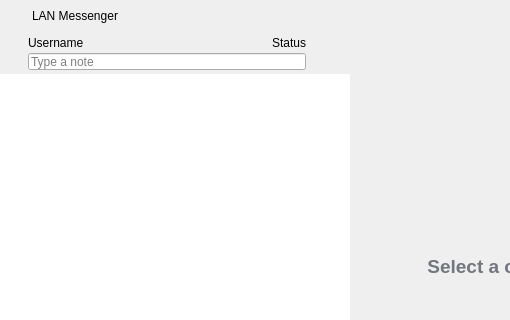
First picture: the form in lmc/src/mainwindow.ui, repository MonsterHammer/CydLANMessenger, before the edit; both pictures show x 0 to 510 and y 0 to 320 of the 700 by 500 pixel window.
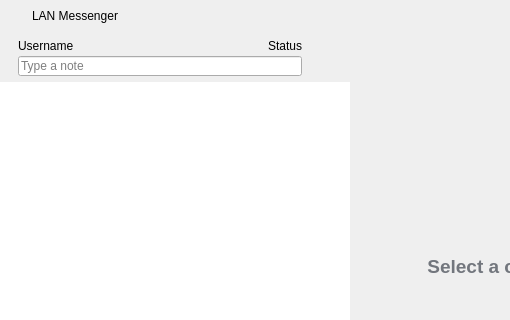
Second picture: the form after the edit. Custom widgets are drawn as their Qt base class.

Diff of the .ui file:
```diff
--- a/lmc/src/mainwindow.ui
+++ b/lmc/src/mainwindow.ui
@@ -188,13 +188,13 @@
          <property name="minimumSize">
           <size>
            <width>0</width>
-           <height>40</height>
+            <height>48</height>
           </size>
          </property>
          <property name="maximumSize">
           <size>
            <width>16777215</width>
-           <height>40</height>
+            <height>48</height>
           </size>
          </property>
          <property name="frameShape">
@@ -202,19 +202,19 @@
          </property>
          <layout class="QHBoxLayout" name="horizontalLayout_2">
           <property name="spacing">
-           <number>0</number>
+            <number>4</number>
           </property>
           <property name="leftMargin">
-           <number>0</number>
+            <number>8</number>
           </property>
           <property name="topMargin">
-           <number>0</number>
+            <number>4</number>
           </property>
           <property name="rightMargin">
-           <number>0</number>
+            <number>8</number>
           </property>
           <property name="bottomMargin">
-           <number>2</number>
+            <number>4</number>
           </property>
           <item>
            <spacer name="horizontalSpacer_2">
@@ -226,7 +226,7 @@
             </property>
             <property name="sizeHint" stdset="0">
              <size>
-              <width>2</width>
+               <width>4</width>
               <height>20</height>
              </size>
             </property>
@@ -237,19 +237,6 @@
             <property name="spacing">
              <number>0</number>
             </property>
-            <item>
-             <spacer name="verticalSpacer">
-              <property name="orientation">
-               <enum>Qt::Vertical</enum>
-              </property>
-              <property name="sizeHint" stdset="0">
-               <size>
-                <width>20</width>
-                <height>13</height>
-               </size>
-              </property>
-             </spacer>
-            </item>
            </layout>
           </item>
           <item>
@@ -342,7 +329,7 @@
               <property name="maximumSize">
                <size>
                 <width>16777215</width>
-                <height>17</height>
+                  <height>25</height>
                </size>
               </property>
               <property name="placeholderText">
@@ -362,7 +349,7 @@
             </property>
             <property name="sizeHint" stdset="0">
              <size>
-              <width>2</width>
+                <width>4</width>
               <height>20</height>
              </size>
             </property>
@@ -370,13 +357,28 @@
           </item>
           <item>
            <widget class="lmcToolButton" name="btnAvatar">
+             <property name="minimumSize">
+              <size>
+               <width>32</width>
+               <height>32</height>
+              </size>
+             </property>
+             <property name="maximumSize">
+              <size>
+               <width>32</width>
+               <height>32</height>
+              </size>
+             </property>
             <property name="toolTip">
              <string>Change avatar</string>
             </property>
+             <property name="text">
+              <string/>
+             </property>
             <property name="iconSize">
              <size>
-              <width>32</width>
-              <height>32</height>
+               <width>24</width>
+               <height>24</height>
              </size>
             </property>
             <property name="popupMode">
@@ -387,22 +389,6 @@
             </property>
            </widget>
           </item>
-          <item>
-           <spacer name="horizontalSpacer_4">
-            <property name="orientation">
-             <enum>Qt::Horizontal</enum>
-            </property>
-            <property name="sizeType">
-             <enum>QSizePolicy::Fixed</enum>
-            </property>
-            <property name="sizeHint" stdset="0">
-             <size>
-              <width>2</width>
-              <height>20</height>
-             </size>
-            </property>
-           </spacer>
-          </item>
          </layout>
         </widget>
        </item>
```
Lines whose indentation alone changed are shown as unchanged.
